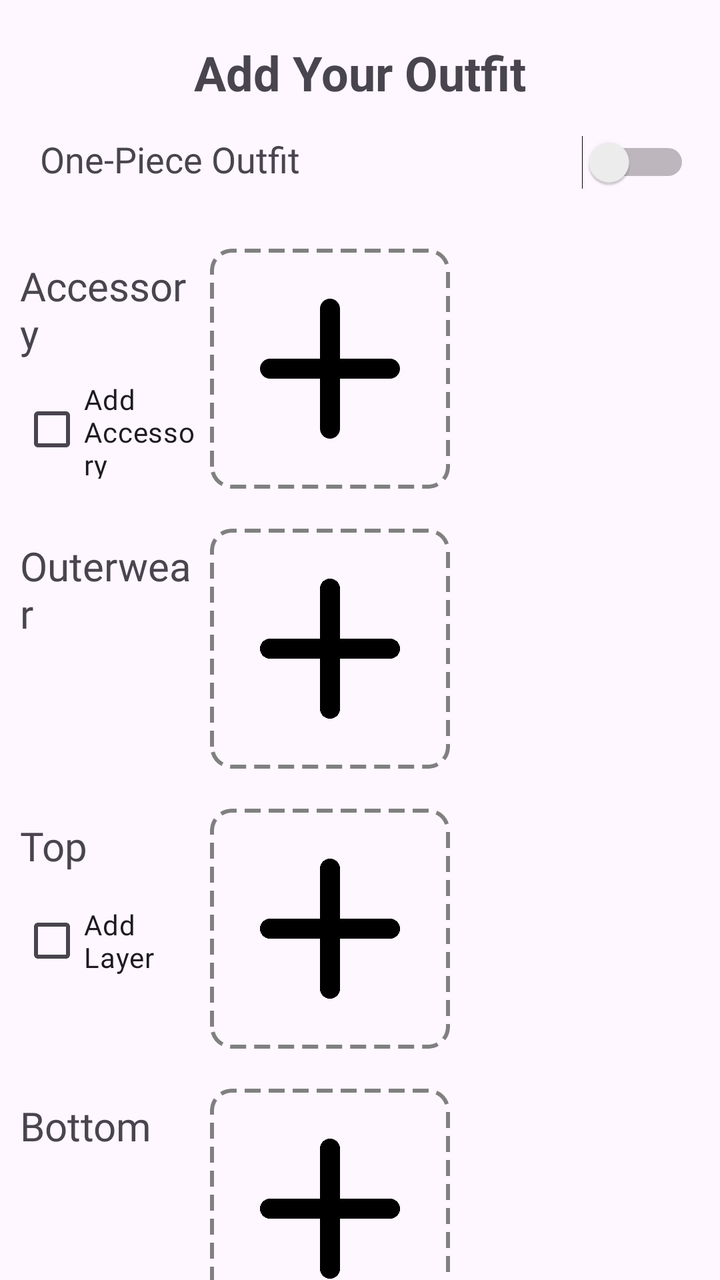
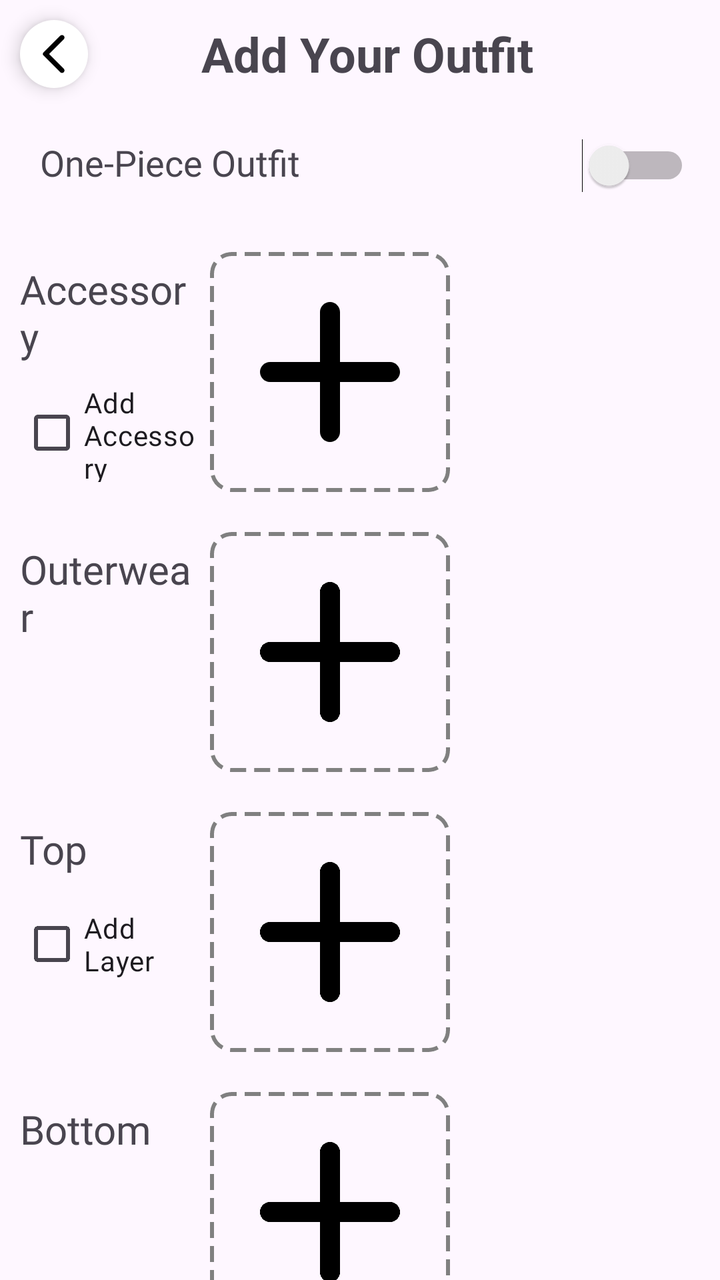

The first picture is an Android layout as it rendered before a commit; the second is the same layout after the commit. The layout source and the unified diff follow.
<!-- AndroidManifest.xml: application theme Theme.StyleWIZ_vol2 -->
<!-- res/layout/fragment_new_outfit.xml -->
<?xml version="1.0" encoding="utf-8"?>
<ScrollView xmlns:android="http://schemas.android.com/apk/res/android"
    android:layout_width="match_parent"
    android:layout_height="match_parent"
    xmlns:app="http://schemas.android.com/apk/res-auto"
    android:scrollbars="none">

    <LinearLayout
        android:layout_width="match_parent"
        android:layout_height="wrap_content"
        android:orientation="vertical"
        android:gravity="center">

        <TextView
            android:layout_width="wrap_content"
            android:layout_height="wrap_content"
            android:text="Add Your Outfit"
            android:layout_marginTop="20dp"
            android:textSize="24sp"
            android:textStyle="bold"
            android:layout_gravity="center" />

        <LinearLayout
            android:layout_width="match_parent"
            android:layout_height="wrap_content"
            android:orientation="horizontal"
            android:layout_margin="15dp">

            <TextView
                android:layout_width="0dp"
                android:layout_height="wrap_content"
                android:text="One-Piece Outfit"
                android:textSize="18sp"
                android:fontFamily="@font/roboto"
                android:layout_weight="1"
                android:layout_marginStart="5dp"/>

            <Switch
                android:id="@+id/switchOnePiece"
                android:layout_width="wrap_content"
                android:layout_height="wrap_content"
                android:clickable="true"
                android:focusable="true"
                android:textOff=""
                android:textOn=""/>


        </LinearLayout>

        
        <LinearLayout
            android:layout_width="match_parent"
            android:layout_height="wrap_content"
            android:orientation="horizontal"
            android:layout_marginTop="10dp"
            android:gravity="start"
            android:padding="5dp">

            <LinearLayout
                android:layout_width="wrap_content"
                android:layout_height="match_parent"
                android:orientation="vertical"
                android:layout_weight="1">

                <TextView
                    android:layout_width="wrap_content"
                    android:layout_height="wrap_content"
                    android:text="Accessory"
                    android:layout_margin="5dp"
                    android:textSize="20dp"
                    android:fontFamily="@font/roboto"/>

                <CheckBox
                    android:id="@+id/chkSecondAccessory"
                    android:layout_height="wrap_content"
                    android:layout_width="wrap_content"
                    android:layout_margin="5dp"
                    android:text="Add Accessory"
                    android:fontFamily="@font/roboto"/>
            </LinearLayout>

            <ImageView
                android:id="@+id/imgAccessory1"
                android:layout_width="120dp"
                android:layout_height="120dp"
                android:src="@drawable/round_add_24"
                android:background="@drawable/dashed_border"
                android:scaleType="centerCrop"
                android:contentDescription="Accessory 1"
                android:clipToOutline="true"/>

            <ImageView
                android:id="@+id/imgAccessory2"
                android:layout_width="120dp"
                android:layout_height="120dp"
                android:src="@drawable/round_add_24"
                android:layout_marginStart="10dp"
                android:background="@drawable/dashed_border"
                android:scaleType="centerCrop"
                android:contentDescription="Accessory 2"
                android:visibility="invisible"
                android:clipToOutline="true"/>





        </LinearLayout>
        <TextView
            android:id="@+id/tvWarningAccessory"
            android:layout_width="wrap_content"
            android:layout_height="wrap_content"
            android:layout_gravity="start"
            android:text="Select an image for the first accessory!"
            android:textSize="16sp"
            android:textColor="@color/red"
            android:drawableStart="@drawable/outline_info_24"
            android:drawablePadding="5dp"
            android:drawableTint="@color/red"
            android:padding="8dp"
            android:alpha="1.0"
            android:visibility="gone"/>


        
        <LinearLayout
            android:layout_width="match_parent"
            android:layout_height="wrap_content"
            android:orientation="horizontal"
            android:layout_marginTop="10dp"
            android:gravity="start"
            android:padding="5dp">

            <LinearLayout
                android:layout_width="wrap_content"
                android:layout_height="match_parent"
                android:orientation="vertical"
                android:layout_weight="1">

                <TextView
                    android:layout_width="wrap_content"
                    android:layout_height="wrap_content"
                    android:text="Outerwear"
                    android:layout_margin="5dp"
                    android:textSize="20dp"
                    android:fontFamily="@font/roboto"/>
            </LinearLayout>

            <ImageView
                android:id="@+id/imgOuterwear"
                android:layout_width="120dp"
                android:layout_height="120dp"
                android:src="@drawable/round_add_24"
                android:background="@drawable/dashed_border"
                android:scaleType="centerCrop"
                android:contentDescription="Outwear"
                android:clipToOutline="true"/>

            <View
                android:layout_width="120dp"
                android:layout_height="120dp"
                android:visibility="invisible"
                android:layout_marginStart="10dp"
                />
        </LinearLayout>

        
        <LinearLayout
            android:id="@+id/topSection"
            android:layout_width="match_parent"
            android:layout_height="wrap_content"
            android:orientation="horizontal"
            android:layout_marginTop="10dp"
            android:gravity="start"
            android:padding="5dp">

            <LinearLayout
                android:layout_width="wrap_content"
                android:layout_height="match_parent"
                android:orientation="vertical"
                android:layout_weight="1">

                <TextView
                    android:layout_width="wrap_content"
                    android:layout_height="wrap_content"
                    android:text="Top"
                    android:layout_margin="5dp"
                    android:textSize="20dp"
                    android:fontFamily="@font/roboto"/>

                <CheckBox
                    android:id="@+id/chkSecondLayer"
                    android:layout_height="wrap_content"
                    android:layout_width="wrap_content"
                    android:layout_margin="5dp"
                    android:text="Add Layer"
                    android:fontFamily="@font/roboto"/>
            </LinearLayout>

            <ImageView
                android:id="@+id/imgTop1"
                android:layout_width="120dp"
                android:layout_height="120dp"
                android:src="@drawable/round_add_24"
                android:background="@drawable/dashed_border"
                android:scaleType="centerCrop"
                android:contentDescription="Top 1"
                android:clipToOutline="true"/>

            <ImageView
                android:id="@+id/imgTop2"
                android:layout_width="120dp"
                android:layout_height="120dp"
                android:src="@drawable/round_add_24"
                android:layout_marginStart="10dp"
                android:background="@drawable/dashed_border"
                android:scaleType="centerCrop"
                android:contentDescription="Top 2"
                android:visibility="invisible"
                android:clipToOutline="true"/>
        </LinearLayout>
        <TextView
            android:id="@+id/tvWarningTop"
            android:layout_width="wrap_content"
            android:layout_height="wrap_content"
            android:layout_gravity="start"
            android:text="Select an image for the first top!"
            android:textSize="16sp"
            android:textColor="@color/red"
            android:drawableStart="@drawable/outline_info_24"
            android:drawablePadding="5dp"
            android:drawableTint="@color/red"
            android:padding="8dp"
            android:alpha="1.0"
            android:visibility="gone"/>

        
        <LinearLayout
            android:id="@+id/bottomSection"
            android:layout_width="match_parent"
            android:layout_height="wrap_content"
            android:orientation="horizontal"
            android:layout_marginTop="10dp"
            android:gravity="start"
            android:padding="5dp">

            <LinearLayout
                android:layout_width="wrap_content"
                android:layout_height="match_parent"
                android:orientation="vertical"
                android:layout_weight="1">

                <TextView
                    android:layout_width="wrap_content"
                    android:layout_height="wrap_content"
                    android:text="Bottom"
                    android:layout_margin="5dp"
                    android:textSize="20dp"
                    android:fontFamily="@font/roboto"/>
            </LinearLayout>

            <ImageView
                android:id="@+id/imgBottom"
                android:layout_width="120dp"
                android:layout_height="120dp"
                android:src="@drawable/round_add_24"
                android:background="@drawable/dashed_border"
                android:scaleType="centerCrop"
                android:contentDescription="Bottom"
                android:clipToOutline="true"/>

            <View
                android:layout_width="120dp"
                android:layout_height="120dp"
                android:visibility="invisible"
                android:layout_marginStart="10dp"
                />

        </LinearLayout>

        
        <LinearLayout
            android:id="@+id/onePieceSection"
            android:layout_width="match_parent"
            android:layout_height="wrap_content"
            android:orientation="horizontal"
            android:layout_marginTop="10dp"
            android:gravity="start"
            android:padding="5dp"
            android:visibility="gone">

            <LinearLayout
                android:layout_width="wrap_content"
                android:layout_height="match_parent"
                android:orientation="vertical"
                android:layout_weight="1">

                <TextView
                    android:layout_width="wrap_content"
                    android:layout_height="wrap_content"
                    android:text="One-Piece"
                    android:layout_margin="5dp"
                    android:textSize="20dp"
                    android:fontFamily="@font/roboto"/>

                <CheckBox
                    android:id="@+id/chkLayerOnePiece"
                    android:layout_height="wrap_content"
                    android:layout_width="wrap_content"
                    android:layout_margin="5dp"
                    android:text="Add Layer"
                    android:fontFamily="@font/roboto"/>
            </LinearLayout>

            <ImageView
                android:id="@+id/imgOnePiece"
                android:layout_width="120dp"
                android:layout_height="120dp"
                android:src="@drawable/round_add_24"
                android:background="@drawable/dashed_border"
                android:scaleType="centerCrop"
                android:contentDescription="One-Piece"
                android:clipToOutline="true"/>

            <ImageView
                android:id="@+id/imgLayerOnePiece"
                android:layout_width="120dp"
                android:layout_height="120dp"
                android:src="@drawable/round_add_24"
                android:layout_marginStart="10dp"
                android:background="@drawable/dashed_border"
                android:scaleType="centerCrop"
                android:contentDescription="Top Layer"
                android:visibility="invisible"
                android:clipToOutline="true"/>
        </LinearLayout>

        <TextView
            android:id="@+id/tvWarningOnePiece"
            android:layout_width="wrap_content"
            android:layout_height="wrap_content"
            android:layout_gravity="start"
            android:text="Select an image for the one-piece first!"
            android:textSize="16sp"
            android:textColor="@color/red"
            android:drawableStart="@drawable/outline_info_24"
            android:drawablePadding="5dp"
            android:drawableTint="@color/red"
            android:padding="8dp"
            android:alpha="1.0"
            android:visibility="gone"/>

        
        <LinearLayout
            android:layout_width="match_parent"
            android:layout_height="wrap_content"
            android:orientation="horizontal"
            android:layout_marginTop="10dp"
            android:gravity="start"
            android:padding="5dp">

            <LinearLayout
                android:layout_width="wrap_content"
                android:layout_height="match_parent"
                android:orientation="vertical"
                android:layout_weight="1">

                <TextView
                    android:layout_width="wrap_content"
                    android:layout_height="wrap_content"
                    android:text="Shoes"
                    android:layout_margin="5dp"
                    android:textSize="20dp"
                    android:fontFamily="@font/roboto"/>
            </LinearLayout>

            <ImageView
                android:id="@+id/imgShoes"
                android:layout_width="120dp"
                android:layout_height="120dp"
                android:src="@drawable/round_add_24"
                android:background="@drawable/dashed_border"
                android:scaleType="centerCrop"
                android:contentDescription="Shoes"
                android:clipToOutline="true"/>

            <View
                android:layout_width="120dp"
                android:layout_height="120dp"
                android:visibility="invisible"
                android:layout_marginStart="10dp"
                />
        </LinearLayout>



        <androidx.appcompat.widget.AppCompatButton
            android:id="@+id/addOutfitBtn"
            android:layout_width="match_parent"
            android:layout_height="50dp"
            android:background="@drawable/edittextshape"
            android:backgroundTint="@color/blue"
            android:text="SAVE OUTFIT"
            android:textColor="@color/white"
            android:fontFamily="@font/roboto"
            android:textStyle="bold"
            android:layout_margin="30dp"/>
    </LinearLayout>
</ScrollView>
<!-- resources referenced by this layout -->
<resources>
  <color name="blue">#2196F3</color>
  <color name="red">#FF0000</color>
  <color name="white">#FFFFFFFF</color>
  <!-- drawable dashed_border (drawable) -->
  <?xml version="1.0" encoding="utf-8"?>
  <shape xmlns:android="http://schemas.android.com/apk/res/android"
      android:shape="rectangle">
  
      <stroke
          android:width="2dp"
          android:color="#808080"
          android:dashWidth="8dp"
          android:dashGap="4dp"/>
  
      <solid android:color="@android:color/transparent"/>
  
  
      <corners android:radius="10dp"/>
  </shape>
  <!-- drawable edittextshape (drawable) -->
  <?xml version="1.0" encoding="utf-8"?>
  <shape xmlns:android="http://schemas.android.com/apk/res/android">
      <solid android:color="@color/white"/>
      <corners android:radius="15dp"/>
      <stroke android:color="#f4f4f4" android:width="1dp"/>
  </shape>
  <!-- drawable outline_info_24 (drawable) -->
  <vector android:height="24dp" android:tint="#000000"
      android:viewportHeight="24" android:viewportWidth="24"
      android:width="24dp" xmlns:android="http://schemas.android.com/apk/res/android">
      <path android:fillColor="@android:color/white" android:pathData="M11,7h2v2h-2zM11,11h2v6h-2zM12,2C6.48,2 2,6.48 2,12s4.48,10 10,10 10,-4.48 10,-10S17.52,2 12,2zM12,20c-4.41,0 -8,-3.59 -8,-8s3.59,-8 8,-8 8,3.59 8,8 -3.59,8 -8,8z"/>
  </vector>
  <!-- drawable round_add_24 (drawable) -->
  <vector android:height="24dp" android:tint="#000000"
      android:viewportHeight="24" android:viewportWidth="24"
      android:width="24dp" xmlns:android="http://schemas.android.com/apk/res/android">
      <path android:fillColor="@android:color/white" android:pathData="M18,13h-5v5c0,0.55 -0.45,1 -1,1s-1,-0.45 -1,-1v-5H6c-0.55,0 -1,-0.45 -1,-1s0.45,-1 1,-1h5V6c0,-0.55 0.45,-1 1,-1s1,0.45 1,1v5h5c0.55,0 1,0.45 1,1s-0.45,1 -1,1z"/>
  </vector>
  <style name="Theme.StyleWIZ_vol2" parent="Base.Theme.StyleWIZ_vol2" />
  <style name="Base.Theme.StyleWIZ_vol2" parent="Theme.Material3.DayNight.NoActionBar">
          
          
      </style>
</resources>

<!-- the commit's change to res/layout/fragment_new_outfit.xml (unified diff, before → after) -->
@@ -11,14 +11,44 @@
         android:orientation="vertical"
         android:gravity="center">
 
-        <TextView
-            android:layout_width="wrap_content"
-            android:layout_height="wrap_content"
-            android:text="Add Your Outfit"
-            android:layout_marginTop="20dp"
-            android:textSize="24sp"
-            android:textStyle="bold"
-            android:layout_gravity="center" />
+        <LinearLayout
+            android:layout_width="match_parent"
+            android:layout_height="wrap_content"
+            android:id="@+id/navigation_top"
+            android:orientation="horizontal"
+            android:gravity="center_vertical">
+
+            <ImageView
+                android:layout_width="wrap_content"
+                android:layout_height="wrap_content"
+                android:id="@+id/back"
+                android:layout_margin="10dp"
+                android:padding="5dp"
+                android:elevation="5dp"
+                android:layout_gravity="center"
+                android:background="@drawable/circle_shape"
+                android:src="@drawable/round_arrow_back_24"/>
+
+            <View
+                android:layout_width="0dp"
+                android:layout_height="0dp"
+                android:layout_weight="1"/>
+
+            <TextView
+                android:layout_width="wrap_content"
+                android:layout_height="wrap_content"
+                android:text="Add Your Outfit"
+                android:textSize="24sp"
+                android:textStyle="bold"
+                android:layout_gravity="center" />
+            <View
+                android:layout_width="0dp"
+                android:layout_height="0dp"
+                android:layout_weight="2"/>
+
+
+        </LinearLayout>
+
 
         <LinearLayout
             android:layout_width="match_parent"
<!-- resource entries referenced after the edit -->
@@ -3,6 +3,12 @@
   <color name="blue">#2196F3</color>
   <color name="red">#FF0000</color>
   <color name="white">#FFFFFFFF</color>
+  <!-- drawable circle_shape (drawable) -->
+  <?xml version="1.0" encoding="utf-8"?>
+  <shape xmlns:android="http://schemas.android.com/apk/res/android">
+      <solid android:color="#FFFFFF" /> 
+      <corners android:radius="50dp" /> 
+  </shape>
   <!-- drawable dashed_border (drawable) -->
   <?xml version="1.0" encoding="utf-8"?>
   <shape xmlns:android="http://schemas.android.com/apk/res/android"
@@ -38,6 +44,12 @@
       android:width="24dp" xmlns:android="http://schemas.android.com/apk/res/android">
       <path android:fillColor="@android:color/white" android:pathData="M18,13h-5v5c0,0.55 -0.45,1 -1,1s-1,-0.45 -1,-1v-5H6c-0.55,0 -1,-0.45 -1,-1s0.45,-1 1,-1h5V6c0,-0.55 0.45,-1 1,-1s1,0.45 1,1v5h5c0.55,0 1,0.45 1,1s-0.45,1 -1,1z"/>
   </vector>
+  <!-- drawable round_arrow_back_24 (drawable) -->
+  <vector android:height="24dp" android:tint="#000000"
+      android:viewportHeight="24" android:viewportWidth="24"
+      android:width="24dp" xmlns:android="http://schemas.android.com/apk/res/android">
+      <path android:fillColor="@android:color/white" android:pathData="M16.88,2.88L16.88,2.88c-0.49,-0.49 -1.28,-0.49 -1.77,0l-8.41,8.41c-0.39,0.39 -0.39,1.02 0,1.41l8.41,8.41c0.49,0.49 1.28,0.49 1.77,0l0,0c0.49,-0.49 0.49,-1.28 0,-1.77L9.54,12l7.35,-7.35C17.37,4.16 17.37,3.37 16.88,2.88z"/>
+  </vector>
   <style name="Theme.StyleWIZ_vol2" parent="Base.Theme.StyleWIZ_vol2" />
   <style name="Base.Theme.StyleWIZ_vol2" parent="Theme.Material3.DayNight.NoActionBar">
           
